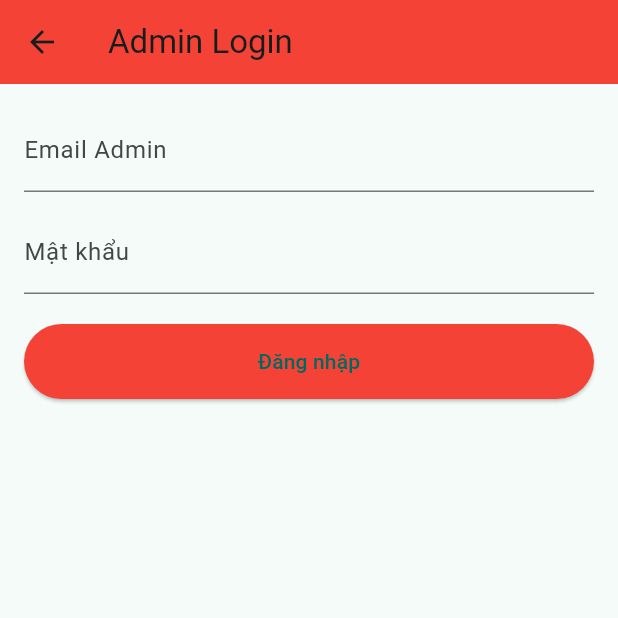
After one commit to vominhhien1222/todo_app_new, a Flutter app: the AdminLoginScreen screen opened directly, on a phone screen of 412 x 824 dp, the top half of it. The commit adds this screen. Run offline on Flutter 3.47's test engine with Material 3 defaults, Android fonts, the phone set to English and light mode, and no system bars; our stand-ins replace cloud_firestore, firebase_auth, firebase_core, firebase_storage, fluttertoast, image_picker; accounts and stored records are empty.

Commit message:
Update full source

```diff
--- a/lib/main.dart
+++ b/lib/main.dart
@@ -3,7 +3,7 @@ import 'package:provider/provider.dart';
 import 'package:firebase_core/firebase_core.dart';
 import 'firebase_options.dart'; // file này do flutterfire configure sinh ra
 import 'providers/todo_provider.dart';
-import 'screens/login_via.dart'; // 👈 thay vì todo_list_screen
+import 'screens/login_via.dart'; // 👈 màn hình khởi động
 
 // 👇 Khai báo navigatorKey toàn cục
 final GlobalKey<NavigatorState> navigatorKey = GlobalKey<NavigatorState>();
@@ -31,7 +31,7 @@ class MyApp extends StatelessWidget {
         colorScheme: ColorScheme.fromSeed(seedColor: Colors.teal),
         useMaterial3: true,
       ),
-      home: const LoginVia(), // 👈 màn hình khởi động là Login
+      home: const LoginVia(), // 👈 mặc định vào LoginVia
     );
   }
 }
--- a/lib/models/todo.dart
+++ b/lib/models/todo.dart
@@ -32,7 +32,10 @@ class Todo {
       isCompleted: data['isCompleted'] ?? false,
       imageUrl: data['imageUrl'],
       category: data['category'] ?? 'Khác',
-      createdAt: (data['createdAt'] as Timestamp).toDate(),
+      // ✅ Nếu chưa có createdAt (serverTimestamp chưa set) → dùng DateTime.now()
+      createdAt: data['createdAt'] != null
+          ? (data['createdAt'] as Timestamp).toDate()
+          : DateTime.now(),
       deadline: data['deadline'] != null
           ? (data['deadline'] as Timestamp).toDate()
           : null,
--- /dev/null
+++ b/lib/screens/admin_login_screen.dart
@@ -0,0 +1,94 @@
+import 'package:flutter/material.dart';
+import 'package:cloud_firestore/cloud_firestore.dart';
+import 'admin_panel_screen.dart';
+
+class AdminLoginScreen extends StatefulWidget {
+  const AdminLoginScreen({super.key});
+
+  @override
+  State<AdminLoginScreen> createState() => _AdminLoginScreenState();
+}
+
+class _AdminLoginScreenState extends State<AdminLoginScreen> {
+  final _emailController = TextEditingController();
+  final _passController = TextEditingController();
+  bool _loading = false;
+
+  Future<void> _loginAdmin() async {
+    setState(() => _loading = true);
+
+    try {
+      // 🔎 Kiểm tra trong Firestore collection "users"
+      final query = await FirebaseFirestore.instance
+          .collection('users')
+          .where('email', isEqualTo: _emailController.text.trim())
+          .where('role', isEqualTo: 'admin')
+          .get();
+
+      if (query.docs.isNotEmpty) {
+        final data = query.docs.first.data();
+        final adminPass = data['password'] ?? '';
+
+        if (_passController.text.trim() == adminPass) {
+          // ✅ Đúng → sang Admin Panel
+          Navigator.pushReplacement(
+            context,
+            MaterialPageRoute(builder: (_) => const AdminPanelScreen()),
+          );
+        } else {
+          ScaffoldMessenger.of(
+            context,
+          ).showSnackBar(const SnackBar(content: Text("Sai mật khẩu admin")));
+        }
+      } else {
+        ScaffoldMessenger.of(context).showSnackBar(
+          const SnackBar(content: Text("Không tìm thấy tài khoản admin")),
+        );
+      }
+    } catch (e) {
+      ScaffoldMessenger.of(
+        context,
+      ).showSnackBar(SnackBar(content: Text("Lỗi: $e")));
+    } finally {
+      setState(() => _loading = false);
+    }
+  }
+
+  @override
+  Widget build(BuildContext context) {
+    return Scaffold(
+      appBar: AppBar(
+        title: const Text("Admin Login"),
+        backgroundColor: Colors.red,
+      ),
+      body: Padding(
+        padding: const EdgeInsets.all(16),
+        child: Column(
+          children: [
+            TextField(
+              controller: _emailController,
+              decoration: const InputDecoration(labelText: "Email Admin"),
+            ),
+            const SizedBox(height: 12),
+            TextField(
+              controller: _passController,
+              decoration: const InputDecoration(labelText: "Mật khẩu"),
+              obscureText: true,
+            ),
+            const SizedBox(height: 20),
+            _loading
+                ? const CircularProgressIndicator()
+                : ElevatedButton(
+                    style: ElevatedButton.styleFrom(
+                      backgroundColor: Colors.red,
+                      minimumSize: const Size(double.infinity, 50),
+                    ),
+                    onPressed: _loginAdmin,
+                    child: const Text("Đăng nhập"),
+                  ),
+          ],
+        ),
+      ),
+    );
+  }
+}
--- a/lib/screens/login_via.dart
+++ b/lib/screens/login_via.dart
@@ -50,7 +50,7 @@ class LoginVia extends StatelessWidget {
               onPressed: () {
                 Navigator.push(
                   context,
-                  MaterialPageRoute(builder: (_) => const SignUpPage()),
+                  MaterialPageRoute(builder: (_) => const SignupPage()),
                 );
               },
             ),
```
Also changed, not shown: lib/providers/todo_provider.dart (+9 -1 lines), lib/screens/admin_panel_screen.dart (added, +75 -0 lines), lib/screens/admin_profile_screen.dart (added, +59 -0 lines), lib/screens/login_via_email.dart (+42 -16 lines), lib/screens/signup_page.dart (+72 -65 lines).
